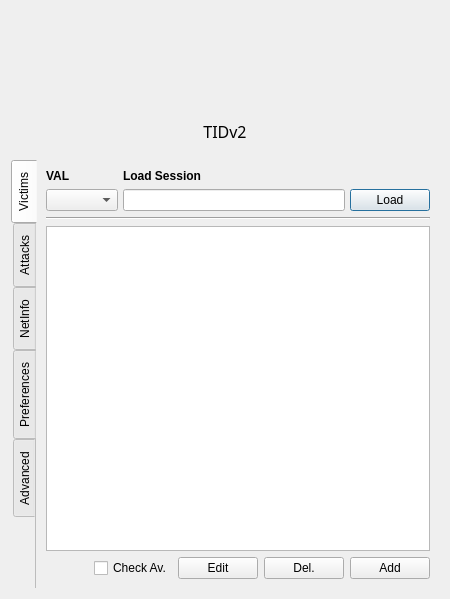
This is core/qt5/Main.ui in 0xInfection/TIDoS-Framework as Qt 5 draws it before an edit. The edited form follows.
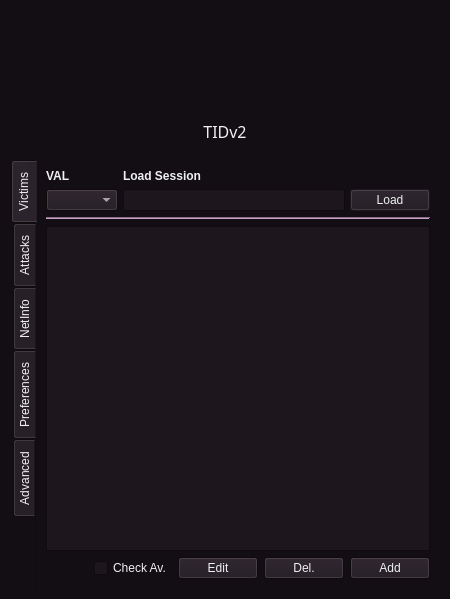
This is the edited form. Icons and pictures are not drawn.

Commit message: custom color scheme

Patch:
```diff
--- a/core/qt5/Main.ui
+++ b/core/qt5/Main.ui
@@ -16,6 +16,583 @@
     <verstretch>0</verstretch>
    </sizepolicy>
   </property>
+  <property name="palette">
+   <palette>
+    <active>
+     <colorrole role="WindowText">
+      <brush brushstyle="SolidPattern">
+       <color alpha="255">
+        <red>239</red>
+        <green>240</green>
+        <blue>241</blue>
+       </color>
+      </brush>
+     </colorrole>
+     <colorrole role="Button">
+      <brush brushstyle="SolidPattern">
+       <color alpha="255">
+        <red>33</red>
+        <green>25</green>
+        <blue>33</blue>
+       </color>
+      </brush>
+     </colorrole>
+     <colorrole role="Light">
+      <brush brushstyle="SolidPattern">
+       <color alpha="255">
+        <red>195</red>
+        <green>165</green>
+        <blue>195</blue>
+       </color>
+      </brush>
+     </colorrole>
+     <colorrole role="Midlight">
+      <brush brushstyle="SolidPattern">
+       <color alpha="255">
+        <red>172</red>
+        <green>126</green>
+        <blue>172</blue>
+       </color>
+      </brush>
+     </colorrole>
+     <colorrole role="Dark">
+      <brush brushstyle="SolidPattern">
+       <color alpha="255">
+        <red>143</red>
+        <green>105</green>
+        <blue>143</blue>
+       </color>
+      </brush>
+     </colorrole>
+     <colorrole role="Mid">
+      <brush brushstyle="SolidPattern">
+       <color alpha="255">
+        <red>105</red>
+        <green>77</green>
+        <blue>105</blue>
+       </color>
+      </brush>
+     </colorrole>
+     <colorrole role="Text">
+      <brush brushstyle="SolidPattern">
+       <color alpha="255">
+        <red>239</red>
+        <green>240</green>
+        <blue>241</blue>
+       </color>
+      </brush>
+     </colorrole>
+     <colorrole role="BrightText">
+      <brush brushstyle="SolidPattern">
+       <color alpha="255">
+        <red>255</red>
+        <green>255</green>
+        <blue>255</blue>
+       </color>
+      </brush>
+     </colorrole>
+     <colorrole role="ButtonText">
+      <brush brushstyle="SolidPattern">
+       <color alpha="255">
+        <red>239</red>
+        <green>240</green>
+        <blue>241</blue>
+       </color>
+      </brush>
+     </colorrole>
+     <colorrole role="Base">
+      <brush brushstyle="SolidPattern">
+       <color alpha="255">
+        <red>29</red>
+        <green>22</green>
+        <blue>29</blue>
+       </color>
+      </brush>
+     </colorrole>
+     <colorrole role="Window">
+      <brush brushstyle="SolidPattern">
+       <color alpha="255">
+        <red>19</red>
+        <green>14</green>
+        <blue>19</blue>
+       </color>
+      </brush>
+     </colorrole>
+     <colorrole role="Shadow">
+      <brush brushstyle="SolidPattern">
+       <color alpha="255">
+        <red>172</red>
+        <green>126</green>
+        <blue>172</blue>
+       </color>
+      </brush>
+     </colorrole>
+     <colorrole role="Highlight">
+      <brush brushstyle="SolidPattern">
+       <color alpha="255">
+        <red>39</red>
+        <green>29</green>
+        <blue>39</blue>
+       </color>
+      </brush>
+     </colorrole>
+     <colorrole role="HighlightedText">
+      <brush brushstyle="SolidPattern">
+       <color alpha="255">
+        <red>239</red>
+        <green>240</green>
+        <blue>241</blue>
+       </color>
+      </brush>
+     </colorrole>
+     <colorrole role="Link">
+      <brush brushstyle="SolidPattern">
+       <color alpha="255">
+        <red>148</red>
+        <green>134</green>
+        <blue>148</blue>
+       </color>
+      </brush>
+     </colorrole>
+     <colorrole role="LinkVisited">
+      <brush brushstyle="SolidPattern">
+       <color alpha="255">
+        <red>141</red>
+        <green>127</green>
+        <blue>141</blue>
+       </color>
+      </brush>
+     </colorrole>
+     <colorrole role="AlternateBase">
+      <brush brushstyle="SolidPattern">
+       <color alpha="255">
+        <red>29</red>
+        <green>22</green>
+        <blue>29</blue>
+       </color>
+      </brush>
+     </colorrole>
+     <colorrole role="NoRole">
+      <brush brushstyle="SolidPattern">
+       <color alpha="255">
+        <red>19</red>
+        <green>14</green>
+        <blue>19</blue>
+       </color>
+      </brush>
+     </colorrole>
+     <colorrole role="ToolTipBase">
+      <brush brushstyle="SolidPattern">
+       <color alpha="255">
+        <red>22</red>
+        <green>16</green>
+        <blue>22</blue>
+       </color>
+      </brush>
+     </colorrole>
+     <colorrole role="ToolTipText">
+      <brush brushstyle="SolidPattern">
+       <color alpha="255">
+        <red>239</red>
+        <green>240</green>
+        <blue>241</blue>
+       </color>
+      </brush>
+     </colorrole>
+     <colorrole role="PlaceholderText">
+      <brush brushstyle="SolidPattern">
+       <color alpha="128">
+        <red>239</red>
+        <green>240</green>
+        <blue>241</blue>
+       </color>
+      </brush>
+     </colorrole>
+    </active>
+    <inactive>
+     <colorrole role="WindowText">
+      <brush brushstyle="SolidPattern">
+       <color alpha="255">
+        <red>239</red>
+        <green>240</green>
+        <blue>241</blue>
+       </color>
+      </brush>
+     </colorrole>
+     <colorrole role="Button">
+      <brush brushstyle="SolidPattern">
+       <color alpha="255">
+        <red>33</red>
+        <green>25</green>
+        <blue>33</blue>
+       </color>
+      </brush>
+     </colorrole>
+     <colorrole role="Light">
+      <brush brushstyle="SolidPattern">
+       <color alpha="255">
+        <red>195</red>
+        <green>165</green>
+        <blue>195</blue>
+       </color>
+      </brush>
+     </colorrole>
+     <colorrole role="Midlight">
+      <brush brushstyle="SolidPattern">
+       <color alpha="255">
+        <red>172</red>
+        <green>126</green>
+        <blue>172</blue>
+       </color>
+      </brush>
+     </colorrole>
+     <colorrole role="Dark">
+      <brush brushstyle="SolidPattern">
+       <color alpha="255">
+        <red>143</red>
+        <green>105</green>
+        <blue>143</blue>
+       </color>
+      </brush>
+     </colorrole>
+     <colorrole role="Mid">
+      <brush brushstyle="SolidPattern">
+       <color alpha="255">
+        <red>105</red>
+        <green>77</green>
+        <blue>105</blue>
+       </color>
+      </brush>
+     </colorrole>
+     <colorrole role="Text">
+      <brush brushstyle="SolidPattern">
+       <color alpha="255">
+        <red>239</red>
+        <green>240</green>
+        <blue>241</blue>
+       </color>
+      </brush>
+     </colorrole>
+     <colorrole role="BrightText">
+      <brush brushstyle="SolidPattern">
+       <color alpha="255">
+        <red>255</red>
+        <green>255</green>
+        <blue>255</blue>
+       </color>
+      </brush>
+     </colorrole>
+     <colorrole role="ButtonText">
+      <brush brushstyle="SolidPattern">
+       <color alpha="255">
+        <red>239</red>
+        <green>240</green>
+        <blue>241</blue>
+       </color>
+      </brush>
+     </colorrole>
+     <colorrole role="Base">
+      <brush brushstyle="SolidPattern">
+       <color alpha="255">
+        <red>29</red>
+        <green>22</green>
+        <blue>29</blue>
+       </color>
+      </brush>
+     </colorrole>
+     <colorrole role="Window">
+      <brush brushstyle="SolidPattern">
+       <color alpha="255">
+        <red>19</red>
+        <green>14</green>
+        <blue>19</blue>
+       </color>
+      </brush>
+     </colorrole>
+     <colorrole role="Shadow">
+      <brush brushstyle="SolidPattern">
+       <color alpha="255">
+        <red>172</red>
+        <green>126</green>
+        <blue>172</blue>
+       </color>
+      </brush>
+     </colorrole>
+     <colorrole role="Highlight">
+      <brush brushstyle="SolidPattern">
+       <color alpha="255">
+        <red>39</red>
+        <green>29</green>
+        <blue>39</blue>
+       </color>
+      </brush>
+     </colorrole>
+     <colorrole role="HighlightedText">
+      <brush brushstyle="SolidPattern">
+       <color alpha="255">
+        <red>239</red>
+        <green>240</green>
+        <blue>241</blue>
+       </color>
+      </brush>
+     </colorrole>
+     <colorrole role="Link">
+      <brush brushstyle="SolidPattern">
+       <color alpha="255">
+        <red>148</red>
+        <green>134</green>
+        <blue>148</blue>
+       </color>
+      </brush>
+     </colorrole>
+     <colorrole role="LinkVisited">
+      <brush brushstyle="SolidPattern">
+       <color alpha="255">
+        <red>141</red>
+        <green>127</green>
+        <blue>141</blue>
+       </color>
+      </brush>
+     </colorrole>
+     <colorrole role="AlternateBase">
+      <brush brushstyle="SolidPattern">
+       <color alpha="255">
+        <red>29</red>
+        <green>22</green>
+        <blue>29</blue>
+       </color>
+      </brush>
+     </colorrole>
+     <colorrole role="NoRole">
+      <brush brushstyle="SolidPattern">
+       <color alpha="255">
+        <red>19</red>
+        <green>14</green>
+        <blue>19</blue>
+       </color>
+      </brush>
+     </colorrole>
+     <colorrole role="ToolTipBase">
+      <brush brushstyle="SolidPattern">
+       <color alpha="255">
+        <red>22</red>
+        <green>16</green>
+        <blue>22</blue>
+       </color>
+      </brush>
+     </colorrole>
+     <colorrole role="ToolTipText">
+      <brush brushstyle="SolidPattern">
+       <color alpha="255">
+        <red>239</red>
+        <green>240</green>
+        <blue>241</blue>
+       </color>
+      </brush>
+     </colorrole>
+     <colorrole role="PlaceholderText">
+      <brush brushstyle="SolidPattern">
+       <color alpha="128">
+        <red>239</red>
+        <green>240</green>
+        <blue>241</blue>
+       </color>
+      </brush>
+     </colorrole>
+    </inactive>
+    <disabled>
+     <colorrole role="WindowText">
+      <brush brushstyle="SolidPattern">
+       <color alpha="255">
+        <red>143</red>
+        <green>105</green>
+        <blue>143</blue>
+       </color>
+      </brush>
+     </colorrole>
+     <colorrole role="Button">
+      <brush brushstyle="SolidPattern">
+       <color alpha="255">
+        <red>33</red>
+        <green>25</green>
+        <blue>33</blue>
+       </color>
+      </brush>
+     </colorrole>
+     <colorrole role="Light">
+      <brush brushstyle="SolidPattern">
+       <color alpha="255">
+        <red>195</red>
+        <green>165</green>
+        <blue>195</blue>
+       </color>
+      </brush>
+     </colorrole>
+     <colorrole role="Midlight">
+      <brush brushstyle="SolidPattern">
+       <color alpha="255">
+        <red>172</red>
+        <green>126</green>
+        <blue>172</blue>
+       </color>
+      </brush>
+     </colorrole>
+     <colorrole role="Dark">
+      <brush brushstyle="SolidPattern">
+       <color alpha="255">
+        <red>143</red>
+        <green>105</green>
+        <blue>143</blue>
+       </color>
+      </brush>
+     </colorrole>
+     <colorrole role="Mid">
+      <brush brushstyle="SolidPattern">
+       <color alpha="255">
+        <red>105</red>
+        <green>77</green>
+        <blue>105</blue>
+       </color>
+      </brush>
+     </colorrole>
+     <colorrole role="Text">
+      <brush brushstyle="SolidPattern">
+       <color alpha="255">
+        <red>143</red>
+        <green>105</green>
+        <blue>143</blue>
+       </color>
+      </brush>
+     </colorrole>
+     <colorrole role="BrightText">
+      <brush brushstyle="SolidPattern">
+       <color alpha="255">
+        <red>255</red>
+        <green>255</green>
+        <blue>255</blue>
+       </color>
+      </brush>
+     </colorrole>
+     <colorrole role="ButtonText">
+      <brush brushstyle="SolidPattern">
+       <color alpha="255">
+        <red>143</red>
+        <green>105</green>
+        <blue>143</blue>
+       </color>
+      </brush>
+     </colorrole>
+     <colorrole role="Base">
+      <brush brushstyle="SolidPattern">
+       <color alpha="255">
+        <red>19</red>
+        <green>14</green>
+        <blue>19</blue>
+       </color>
+      </brush>
+     </colorrole>
+     <colorrole role="Window">
+      <brush brushstyle="SolidPattern">
+       <color alpha="255">
+        <red>19</red>
+        <green>14</green>
+        <blue>19</blue>
+       </color>
+      </brush>
+     </colorrole>
+     <colorrole role="Shadow">
+      <brush brushstyle="SolidPattern">
+       <color alpha="255">
+        <red>172</red>
+        <green>126</green>
+        <blue>172</blue>
+       </color>
+      </brush>
+     </colorrole>
+     <colorrole role="Highlight">
+      <brush brushstyle="SolidPattern">
+       <color alpha="255">
+        <red>18</red>
+        <green>13</green>
+        <blue>18</blue>
+       </color>
+      </brush>
+     </colorrole>
+     <colorrole role="HighlightedText">
+      <brush brushstyle="SolidPattern">
+       <color alpha="255">
+        <red>239</red>
+        <green>240</green>
+        <blue>241</blue>
+       </color>
+      </brush>
+     </colorrole>
+     <colorrole role="Link">
+      <brush brushstyle="SolidPattern">
+       <color alpha="255">
+        <red>148</red>
+        <green>134</green>
+        <blue>148</blue>
+       </color>
+      </brush>
+     </colorrole>
+     <colorrole role="LinkVisited">
+      <brush brushstyle="SolidPattern">
+       <color alpha="255">
+        <red>141</red>
+        <green>127</green>
+        <blue>141</blue>
+       </color>
+      </brush>
+     </colorrole>
+     <colorrole role="AlternateBase">
+      <brush brushstyle="SolidPattern">
+       <color alpha="255">
+        <red>29</red>
+        <green>22</green>
+        <blue>29</blue>
+       </color>
+      </brush>
+     </colorrole>
+     <colorrole role="NoRole">
+      <brush brushstyle="SolidPattern">
+       <color alpha="255">
+        <red>19</red>
+        <green>14</green>
+        <blue>19</blue>
+       </color>
+      </brush>
+     </colorrole>
+     <colorrole role="ToolTipBase">
+      <brush brushstyle="SolidPattern">
+       <color alpha="255">
+        <red>22</red>
+        <green>16</green>
+        <blue>22</blue>
+       </color>
+      </brush>
+     </colorrole>
+     <colorrole role="ToolTipText">
+      <brush brushstyle="SolidPattern">
+       <color alpha="255">
+        <red>239</red>
+        <green>240</green>
+        <blue>241</blue>
+       </color>
+      </brush>
+     </colorrole>
+     <colorrole role="PlaceholderText">
+      <brush brushstyle="SolidPattern">
+       <color alpha="128">
+        <red>239</red>
+        <green>240</green>
+        <blue>241</blue>
+       </color>
+      </brush>
+     </colorrole>
+    </disabled>
+   </palette>
+  </property>
   <property name="windowTitle">
    <string>TIDoS</string>
   </property>
```
